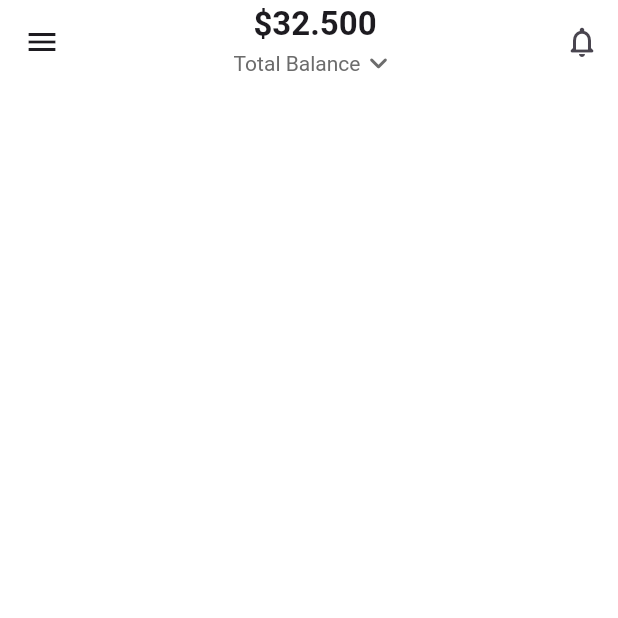
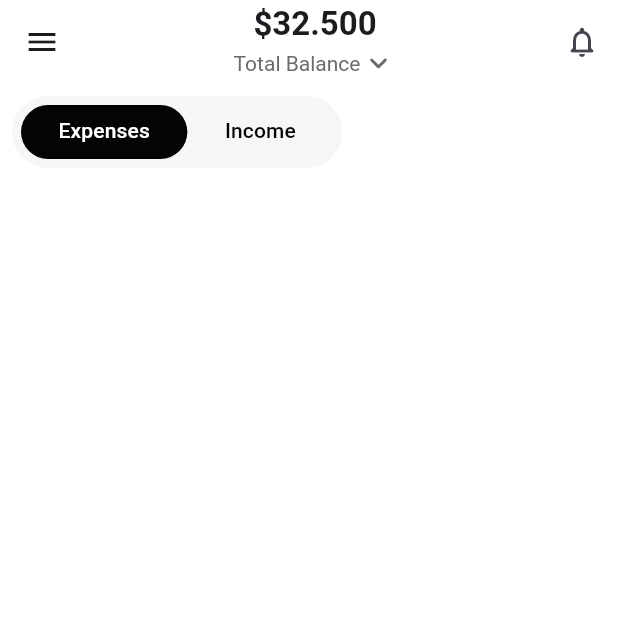
Before and after one commit to MatiasSalomon01/Expense-Tracker-App, a Flutter app: the screen it shows after launch, on a phone screen of 412 x 824 dp, the top half of it. Run offline on Flutter 3.47's test engine with Material 3 defaults, Android fonts, the light colour scheme and no system bars.

Commit message:
feat: CustomTabBar

```diff
--- a/lib/screens/home_screen/home_screen.dart
+++ b/lib/screens/home_screen/home_screen.dart
@@ -1,4 +1,5 @@
 import 'package:expense_tracket_app/constants/constants.dart';
+import 'package:expense_tracket_app/screens/home_screen/widgets/widgets.dart';
 import 'package:expense_tracket_app/widgets/widgets.dart';
 import 'package:flutter/material.dart';
 
@@ -11,7 +12,10 @@ class HomeScreen extends StatelessWidget {
       backgroundColor: AppColors.white,
       drawer: Drawer(),
       appBar: CustomAppBar(),
-      body: Center(),
+      body: Padding(
+        padding: const EdgeInsets.all(8.0),
+        child: Column(children: [CustomTabBar()]),
+      ),
     );
   }
 }
--- /dev/null
+++ b/lib/screens/home_screen/widgets/custom_tab_bar.dart
@@ -0,0 +1,52 @@
+import 'package:expense_tracket_app/constants/constants.dart';
+import 'package:flutter/material.dart';
+
+class CustomTabBar extends StatefulWidget {
+  const CustomTabBar({super.key});
+
+  @override
+  State<CustomTabBar> createState() => _CustomTabBarState();
+}
+
+class _CustomTabBarState extends State<CustomTabBar>
+    with SingleTickerProviderStateMixin {
+  late final TabController controller;
+
+  @override
+  void initState() {
+    super.initState();
+    controller = TabController(length: 2, vsync: this);
+  }
+
+  @override
+  void dispose() {
+    controller.dispose();
+    super.dispose();
+  }
+
+  @override
+  Widget build(BuildContext context) {
+    return Container(
+      padding: EdgeInsets.all(6),
+      decoration: BoxDecoration(
+        borderRadius: BorderRadius.circular(40),
+        color: AppColors.lightGrey,
+      ),
+      child: TabBar(
+        controller: controller,
+        dividerHeight: 0,
+        indicatorSize: TabBarIndicatorSize.tab,
+        indicator: BoxDecoration(
+          color: AppColors.black,
+          borderRadius: BorderRadius.circular(50),
+        ),
+        tabAlignment: TabAlignment.center,
+        labelPadding: EdgeInsets.symmetric(vertical: 7, horizontal: 25),
+        labelColor: AppColors.white,
+        unselectedLabelColor: AppColors.black,
+        overlayColor: WidgetStatePropertyAll(Colors.transparent),
+        tabs: [Text('Expenses'), Text('Income')],
+      ),
+    );
+  }
+}
--- /dev/null
+++ b/lib/screens/home_screen/widgets/widgets.dart
@@ -0,0 +1 @@
+export 'package:expense_tracket_app/screens/home_screen/widgets/custom_tab_bar.dart';
```
